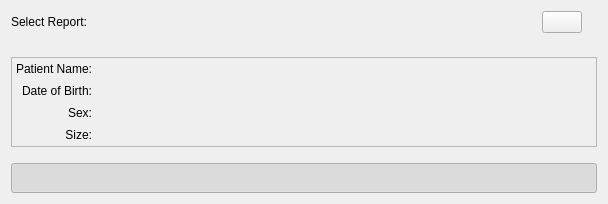
Old version of the form Resources/UI/qSlicerLongitudinalPETCTReportSelectionWidget.ui in the repository paulcm/LongitudinalPETCT.
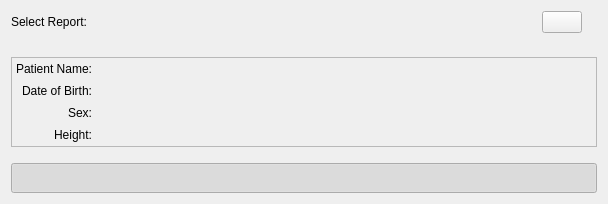
New version of the form. Icons and pictures are not drawn. Custom widgets are drawn as their Qt base class.

Commit message: STYLE: changed "Patient Size" into "Patient Height"

```diff
--- a/Resources/UI/qSlicerLongitudinalPETCTReportSelectionWidget.ui
+++ b/Resources/UI/qSlicerLongitudinalPETCTReportSelectionWidget.ui
@@ -180,7 +180,7 @@
       <item row="3" column="0">
        <widget class="QLabel" name="LabelSize">
         <property name="text">
-         <string>Size:</string>
+         <string>Height:</string>
         </property>
         <property name="alignment">
          <set>Qt::AlignRight|Qt::AlignTrailing|Qt::AlignVCenter</set>
```
The commit also changes 1 other file.
